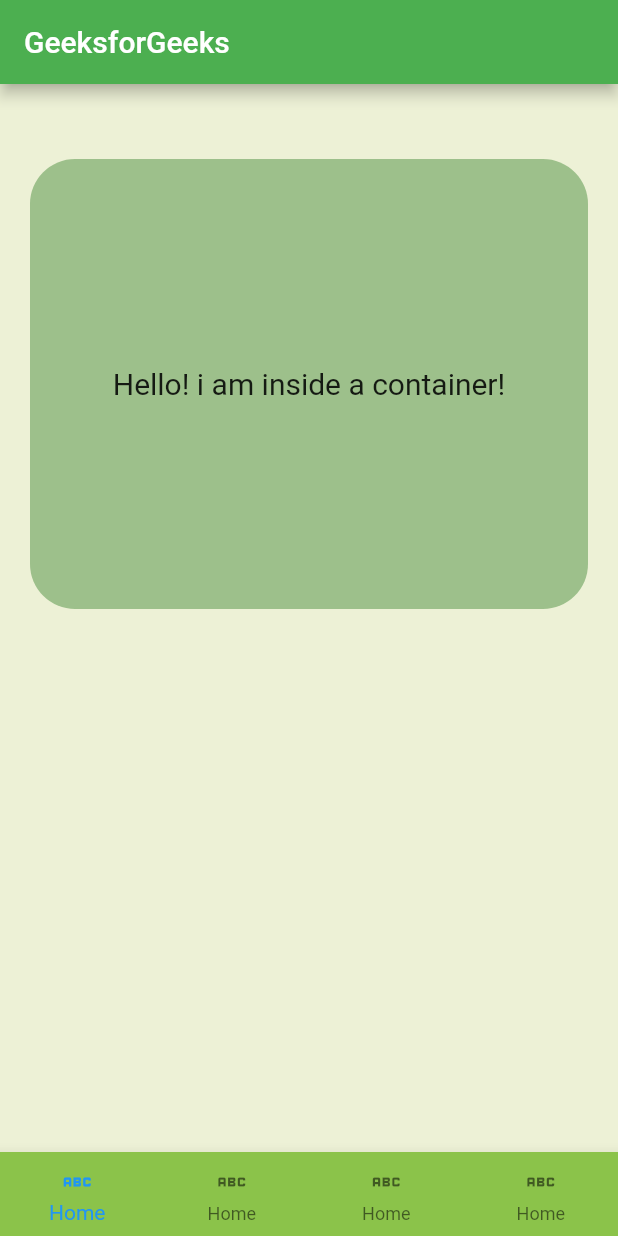
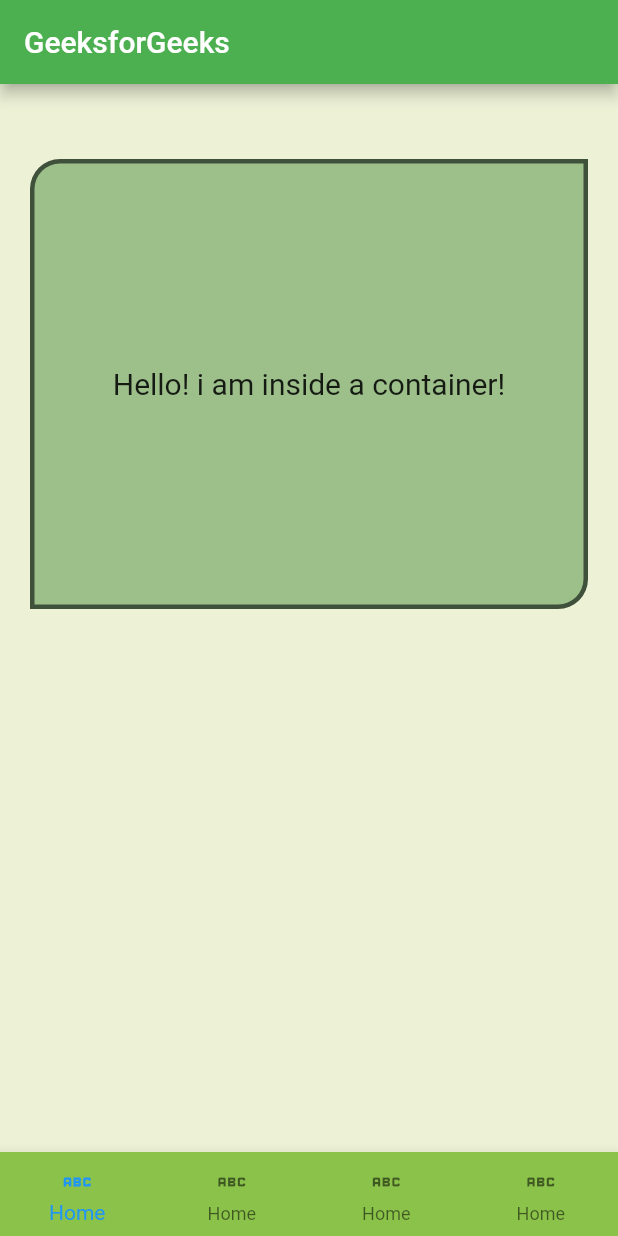
Before and after one commit to chrisokoriedev/firstclass, a Flutter app: the screen it shows after launch, on a phone screen of 412 x 824 dp. Run offline on Flutter 3.47's test engine with Material 2 defaults, Android fonts, the phone set to English and light mode, and no system bars.

Commit message:
border added

```diff
--- a/lib/main.dart
+++ b/lib/main.dart
@@ -28,7 +28,14 @@ class _MyAppState extends State<MyApp> {
           alignment: Alignment.center,
           decoration: BoxDecoration(
               color: const Color(0xff9DC08B),
-              borderRadius: BorderRadius.circular(30)),
+              borderRadius: BorderRadius.only(
+                topLeft: Radius.circular(20),
+                bottomRight: Radius.circular(20),
+              ),
+              border: Border.all(
+                  color: Color(0xff40513B),
+                  width: 3,
+                  style: BorderStyle.solid)),
           child: const Text(
             "Hello! i am inside a container!",
             style: TextStyle(fontSize: 20),
```
